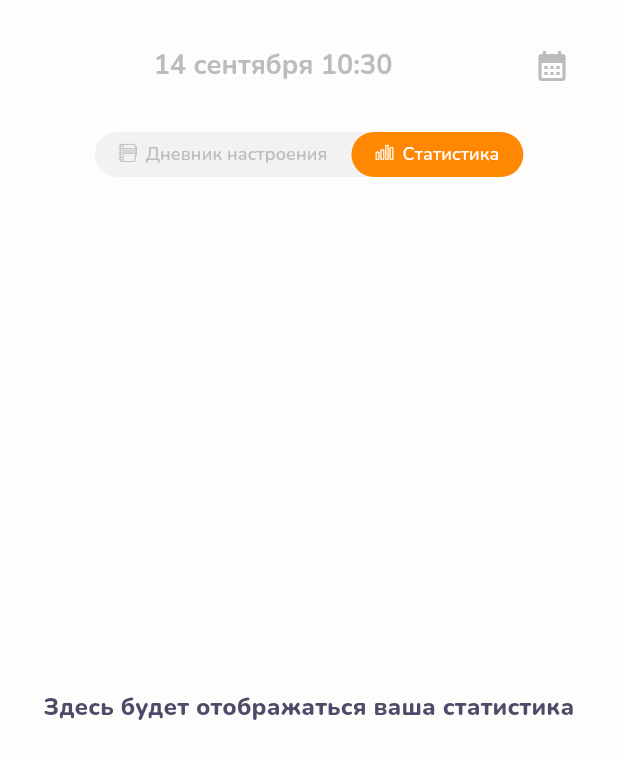
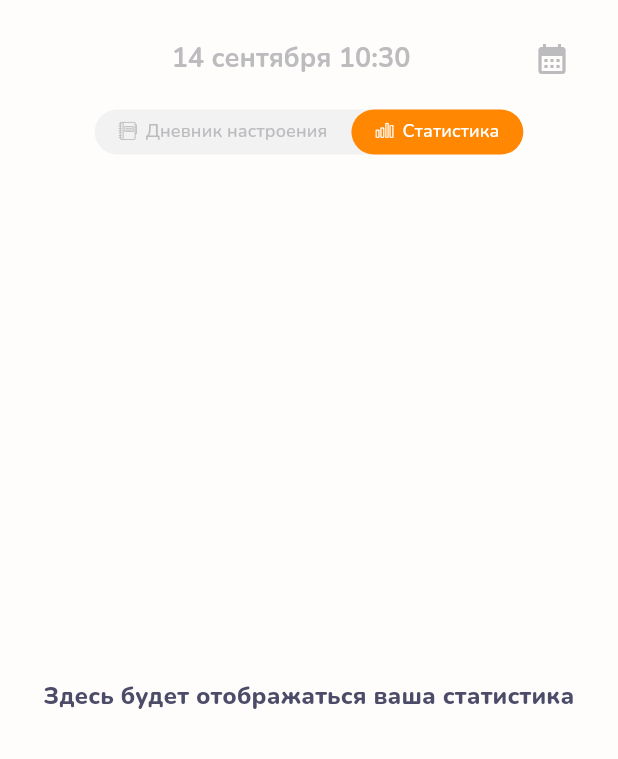
Before and after one commit to KarinaGordia/MoodDiaryTestProject, a Flutter app: the screen it shows after launch, tab 2 chosen, on a phone screen of 412 x 824 dp. Shown: the top 759 px of the screen. Run offline on Flutter 3.47's test engine with Material 3 defaults, Android fonts, the phone set to English and light mode, and no system bars; our stand-ins replace google_fonts.

Commit message:
time widget row

```diff
--- a/lib/ui/widgets/emotion_screen/emotion_screen_widget.dart
+++ b/lib/ui/widgets/emotion_screen/emotion_screen_widget.dart
@@ -124,10 +124,13 @@ class TimeWidget extends StatelessWidget {
   Widget build(BuildContext context) {
     final model = TimeWidgetModelProvider.watch(context)?.model;
     return Padding(
-      padding: const EdgeInsets.symmetric(horizontal: 20, vertical: 20),
+      padding: const EdgeInsets.only(top:15, bottom: 10, left:20, right:20,),
       child: Row(
         mainAxisAlignment: MainAxisAlignment.center,
         children: [
+          const SizedBox(
+            width: 24,
+          ),
           Expanded(
             child: Text(
               '${model?.day} ${model?.russianMonth[model.monthIndex]} ${model?.time}',
@@ -136,10 +139,15 @@ class TimeWidget extends StatelessWidget {
             ),
           ),
           IconButton(
+            padding: EdgeInsets.zero,
+            iconSize: 24,
+            style: ButtonStyle(
+              padding: WidgetStatePropertyAll(EdgeInsets.zero),
+              fixedSize: WidgetStateProperty.all(Size(24, 24)),
+            ),
             onPressed: () {},
             icon: const Icon(
               Icons.calendar_month,
-              size: 24,
               color: Color.fromRGBO(188, 188, 191, 1),
             ),
           ),
```
